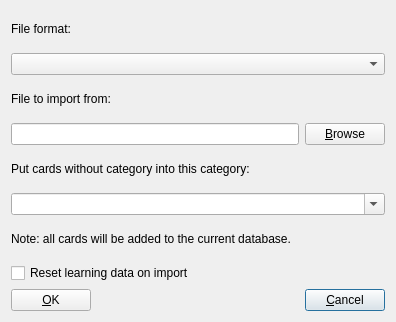
First picture: the form in mnemosyne/mnemosyne/pyqt_ui/import_dlg.ui, repository mnemosyne-proj/mnemosyne, before the edit.
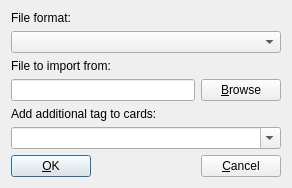
Second picture: the form after the edit.

Commit message: Refactor xml import.

```diff
--- a/mnemosyne/mnemosyne/pyqt_ui/import_dlg.ui
+++ b/mnemosyne/mnemosyne/pyqt_ui/import_dlg.ui
@@ -6,8 +6,8 @@
    <rect>
     <x>0</x>
     <y>0</y>
-    <width>396</width>
-    <height>322</height>
+    <width>292</width>
+    <height>178</height>
    </rect>
   </property>
   <property name="windowTitle">
@@ -59,6 +59,9 @@
          <property name="text">
           <string>&amp;Browse</string>
          </property>
+         <property name="autoDefault">
+          <bool>false</bool>
+         </property>
         </widget>
        </item>
       </layout>
@@ -66,7 +69,7 @@
      <item>
       <widget class="QLabel" name="textLabel2">
        <property name="text">
-        <string>Put cards without category into this category:</string>
+        <string>Add additional tag to cards:</string>
        </property>
        <property name="wordWrap">
         <bool>false</bool>
@@ -86,23 +89,6 @@
        </property>
       </widget>
      </item>
-     <item>
-      <widget class="QLabel" name="textLabel3">
-       <property name="text">
-        <string>Note: all cards will be added to the current database.</string>
-       </property>
-       <property name="wordWrap">
-        <bool>false</bool>
-       </property>
-      </widget>
-     </item>
-     <item>
-      <widget class="QCheckBox" name="reset_box">
-       <property name="text">
-        <string>Reset learning data on import</string>
-       </property>
-      </widget>
-     </item>
      <item>
       <layout class="QHBoxLayout">
        <item>
@@ -139,8 +125,11 @@
          <property name="text">
           <string>&amp;Cancel</string>
          </property>
+         <property name="autoDefault">
+          <bool>false</bool>
+         </property>
          <property name="default">
-          <bool>true</bool>
+          <bool>false</bool>
          </property>
         </widget>
        </item>
```
Left out of the diff: 41 changed lines with no effect on the pictures. The commit also changes 8 other files.
